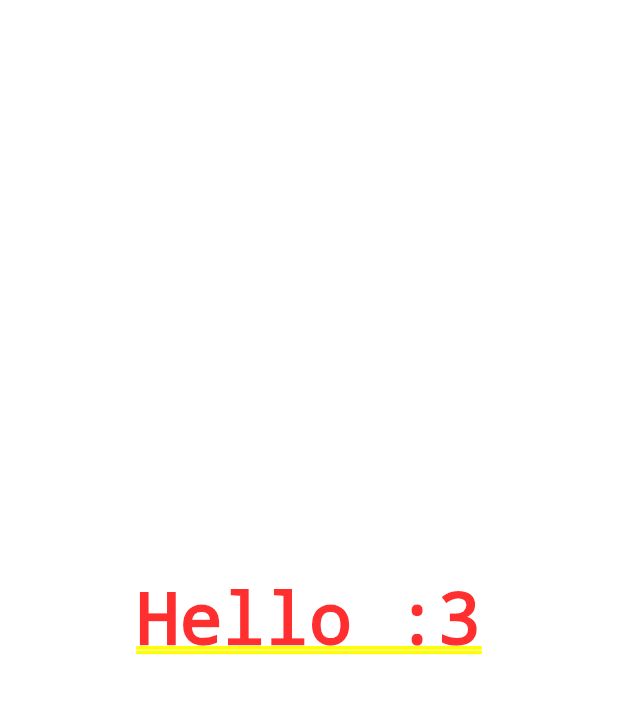
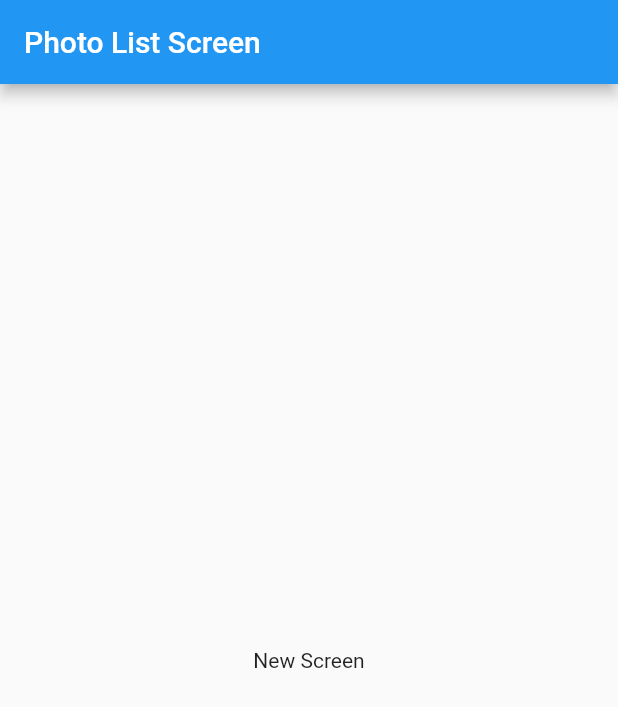
Before and after one commit to eugene1beetle/unsplash_gallery, a Flutter app: the screen it shows after launch, on a phone screen of 412 x 824 dp. Shown: the top 707 px of the screen. Run offline on Flutter 3.47's test engine with Material 2 defaults, Android fonts, the phone set to English and light mode, and no system bars.

Commit message:
create navigation file, add routes to app

```diff
--- a/lib/main.dart
+++ b/lib/main.dart
@@ -1,6 +1,7 @@
 import 'package:flutter/material.dart';
 
 import 'package:unsplash_gallery/theme/theme.dart';
+import 'package:unsplash_gallery/navigation/navigation.dart';
 
 void main() => runApp(const UnsplashGalleryApp());
 
@@ -12,9 +13,8 @@ class UnsplashGalleryApp extends StatelessWidget {
     return MaterialApp(
       title: 'Unsplash Gallery',
       theme: theme,
-      home: const Center(
-        child: Text('Hello :3'),
-      ),
+      routes: routes,
+      initialRoute: initialRoute,
     );
   }
 }
--- /dev/null
+++ b/lib/navigation/navigation.dart
@@ -0,0 +1,9 @@
+import 'package:flutter/material.dart';
+
+import 'package:unsplash_gallery/screens/photo_list_screen.dart';
+
+final Map<String, WidgetBuilder> routes = {
+  PhotoListScreen.routeName: (ctx) => const PhotoListScreen(),
+};
+
+const initialRoute = PhotoListScreen.routeName;
--- /dev/null
+++ b/lib/screens/photo_list_screen.dart
@@ -0,0 +1,18 @@
+import 'package:flutter/material.dart';
+
+class PhotoListScreen extends StatelessWidget {
+  static const routeName = '/photo-list';
+  const PhotoListScreen({Key? key}) : super(key: key);
+
+  @override
+  Widget build(BuildContext context) {
+    return Scaffold(
+      appBar: AppBar(
+        title: const Text('Photo List Screen'),
+      ),
+      body: const Center(
+        child: Text('New Screen'),
+      ),
+    );
+  }
+}
```
